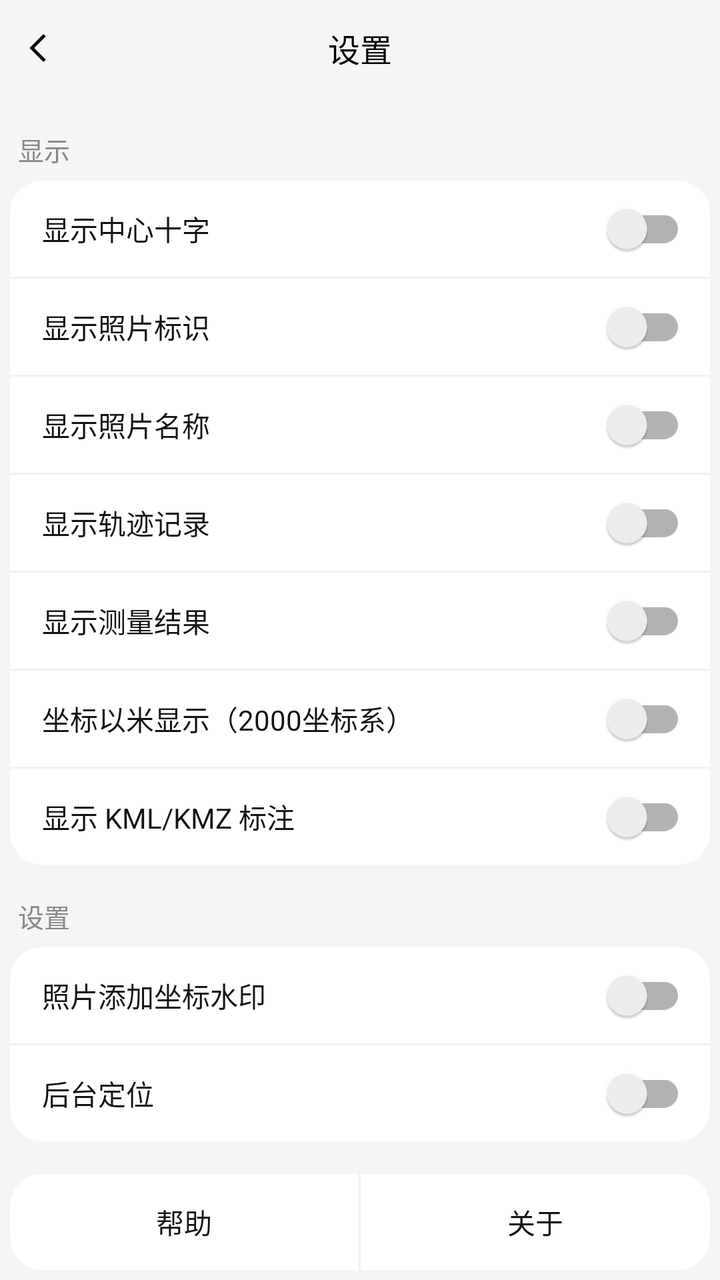
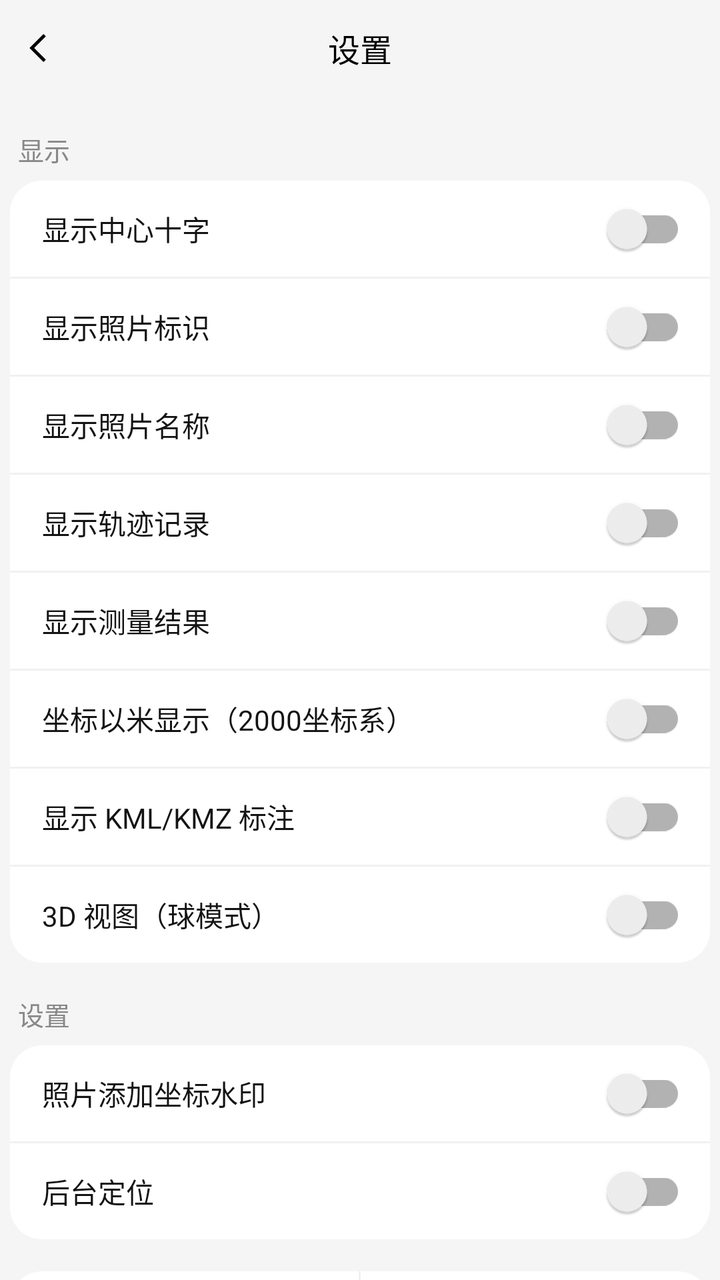

The first picture is an Android layout as it rendered before a commit; the second is the same layout after the commit. The layout source and the unified diff follow.
<!-- AndroidManifest.xml: application theme Theme.MobileMap -->
<!-- res/layout/activity_settings.xml -->
<?xml version="1.0" encoding="utf-8"?>
<LinearLayout xmlns:android="http://schemas.android.com/apk/res/android"
    android:layout_width="match_parent"
    android:layout_height="match_parent"
    android:background="@color/activity_background"
    android:orientation="vertical">

    <RelativeLayout
        android:layout_width="match_parent"
        android:layout_height="48dp"
        android:background="@color/activity_background"
        android:paddingStart="8dp"
        android:paddingEnd="8dp">

        <ImageView
            android:id="@+id/set_iv_back"
            android:layout_width="@dimen/activity_back_image_size"
            android:layout_height="@dimen/activity_back_image_size"
            android:layout_centerVertical="true"
            android:padding="2dp"
            android:src="@drawable/ic_left_arrow_black" />

        <TextView
            android:layout_width="wrap_content"
            android:layout_height="wrap_content"
            android:layout_centerInParent="true"
            android:text="@string/settings_title"
            android:textColor="@color/black"
            android:textSize="@dimen/activity_title_text_size"/>
    </RelativeLayout>


    <ScrollView
        android:layout_width="match_parent"
        android:layout_height="match_parent"
        android:fillViewport="true"
        android:scrollbars="none">

        <LinearLayout
            android:layout_width="match_parent"
            android:layout_height="match_parent"
            android:orientation="vertical"
            android:padding="@dimen/activity_padding_size">


            
            <TextView
                android:layout_width="wrap_content"
                android:layout_height="wrap_content"
                android:layout_marginTop="12dp"
                android:paddingStart="4dp"
                android:text="@string/settings_group_display"
                android:textColor="#888888"
                android:textSize="13sp"/>

            <LinearLayout
                android:layout_width="match_parent"
                android:layout_height="wrap_content"
                android:layout_marginTop="6dp"
                android:background="@drawable/bg_settings_group"
                android:orientation="vertical">

                
                <LinearLayout
                    android:layout_width="match_parent"
                    android:layout_height="48dp"
                    android:gravity="center_vertical"
                    android:orientation="horizontal"
                    android:paddingStart="16dp"
                    android:paddingEnd="12dp">

                    <TextView
                        android:layout_width="0dp"
                        android:layout_height="wrap_content"
                        android:layout_weight="1"
                        android:maxLines="1"
                        android:ellipsize="end"
                        android:text="@string/settings_center_cross"
                        android:textColor="#131313"
                        android:textSize="@dimen/activity_item_text_size"/>

                    <androidx.appcompat.widget.SwitchCompat
                        android:id="@+id/set_switch_cross"
                        android:layout_width="wrap_content"
                        android:layout_height="wrap_content"/>
                </LinearLayout>

                <View android:layout_width="match_parent" android:layout_height="1dp" android:background="#F1F1F1" />

                
                <LinearLayout
                    android:layout_width="match_parent"
                    android:layout_height="48dp"
                    android:gravity="center_vertical"
                    android:orientation="horizontal"
                    android:paddingStart="16dp"
                    android:paddingEnd="12dp">

                    <TextView
                        android:layout_width="0dp"
                        android:layout_height="wrap_content"
                        android:layout_weight="1"
                        android:maxLines="1"
                        android:ellipsize="end"
                        android:text="@string/settings_show_media_layer"
                        android:textColor="#131313"
                        android:textSize="@dimen/activity_item_text_size"/>

                    <androidx.appcompat.widget.SwitchCompat
                        android:id="@+id/set_switch_media_layer"
                        android:layout_width="wrap_content"
                        android:layout_height="wrap_content"/>
                </LinearLayout>

                <View android:layout_width="match_parent" android:layout_height="1dp" android:background="#F1F1F1" />

                
                <LinearLayout
                    android:layout_width="match_parent"
                    android:layout_height="48dp"
                    android:gravity="center_vertical"
                    android:orientation="horizontal"
                    android:paddingStart="16dp"
                    android:paddingEnd="12dp">

                    <TextView
                        android:layout_width="0dp"
                        android:layout_height="wrap_content"
                        android:layout_weight="1"
                        android:maxLines="1"
                        android:ellipsize="end"
                        android:text="@string/settings_show_photo_name"
                        android:textColor="#131313"
                        android:textSize="@dimen/activity_item_text_size"/>

                    <androidx.appcompat.widget.SwitchCompat
                        android:id="@+id/set_switch_photo_name"
                        android:layout_width="wrap_content"
                        android:layout_height="wrap_content"/>
                </LinearLayout>

                <View android:layout_width="match_parent" android:layout_height="1dp" android:background="#F1F1F1" />

                
                <LinearLayout
                    android:layout_width="match_parent"
                    android:layout_height="48dp"
                    android:gravity="center_vertical"
                    android:orientation="horizontal"
                    android:paddingStart="16dp"
                    android:paddingEnd="12dp">

                    <TextView
                        android:layout_width="0dp"
                        android:layout_height="wrap_content"
                        android:layout_weight="1"
                        android:maxLines="1"
                        android:ellipsize="end"
                        android:text="@string/settings_show_track_layer"
                        android:textColor="#131313"
                        android:textSize="@dimen/activity_item_text_size"/>

                    <androidx.appcompat.widget.SwitchCompat
                        android:id="@+id/set_switch_track_layer"
                        android:layout_width="wrap_content"
                        android:layout_height="wrap_content"/>
                </LinearLayout>

                <View android:layout_width="match_parent" android:layout_height="1dp" android:background="#F1F1F1" />

                
                <LinearLayout
                    android:layout_width="match_parent"
                    android:layout_height="48dp"
                    android:gravity="center_vertical"
                    android:orientation="horizontal"
                    android:paddingStart="16dp"
                    android:paddingEnd="12dp">

                    <TextView
                        android:layout_width="0dp"
                        android:layout_height="wrap_content"
                        android:layout_weight="1"
                        android:maxLines="1"
                        android:ellipsize="end"
                        android:text="@string/settings_show_measure_layer"
                        android:textColor="#131313"
                        android:textSize="@dimen/activity_item_text_size"/>

                    <androidx.appcompat.widget.SwitchCompat
                        android:id="@+id/set_switch_measure_layer"
                        android:layout_width="wrap_content"
                        android:layout_height="wrap_content"/>
                </LinearLayout>

                <View android:layout_width="match_parent" android:layout_height="1dp" android:background="#F1F1F1" />

                
                <LinearLayout
                    android:layout_width="match_parent"
                    android:layout_height="48dp"
                    android:gravity="center_vertical"
                    android:orientation="horizontal"
                    android:paddingStart="16dp"
                    android:paddingEnd="12dp">

                    <TextView
                        android:layout_width="0dp"
                        android:layout_height="wrap_content"
                        android:layout_weight="1"
                        android:maxLines="1"
                        android:ellipsize="end"
                        android:text="@string/settings_coord_display_meter"
                        android:textColor="#131313"
                        android:textSize="@dimen/activity_item_text_size"/>

                    <androidx.appcompat.widget.SwitchCompat
                        android:id="@+id/set_switch_coord_meter"
                        android:layout_width="wrap_content"
                        android:layout_height="wrap_content"/>
                </LinearLayout>

                <View android:layout_width="match_parent" android:layout_height="1dp" android:background="#F1F1F1" />

                
                <LinearLayout
                    android:layout_width="match_parent"
                    android:layout_height="48dp"
                    android:gravity="center_vertical"
                    android:orientation="horizontal"
                    android:paddingStart="16dp"
                    android:paddingEnd="12dp">

                    <TextView
                        android:layout_width="0dp"
                        android:layout_height="wrap_content"
                        android:layout_weight="1"
                        android:maxLines="1"
                        android:ellipsize="end"
                        android:text="@string/settings_kml_label"
                        android:textColor="#131313"
                        android:textSize="@dimen/activity_item_text_size"/>

                    <androidx.appcompat.widget.SwitchCompat
                        android:id="@+id/set_switch_kml_label"
                        android:layout_width="wrap_content"
                        android:layout_height="wrap_content"/>
                </LinearLayout>

            </LinearLayout>

            
            <TextView
                android:layout_width="wrap_content"
                android:layout_height="wrap_content"
                android:layout_marginTop="16dp"
                android:paddingStart="4dp"
                android:text="@string/settings_group_options"
                android:textColor="#888888"
                android:textSize="13sp"/>

            <LinearLayout
                android:layout_width="match_parent"
                android:layout_height="wrap_content"
                android:layout_marginTop="6dp"
                android:background="@drawable/bg_settings_group"
                android:orientation="vertical">

                
                <LinearLayout
                    android:layout_width="match_parent"
                    android:layout_height="48dp"
                    android:gravity="center_vertical"
                    android:orientation="horizontal"
                    android:paddingStart="16dp"
                    android:paddingEnd="12dp">

                    <TextView
                        android:layout_width="0dp"
                        android:layout_height="wrap_content"
                        android:layout_weight="1"
                        android:maxLines="1"
                        android:ellipsize="end"
                        android:text="@string/settings_photo_coordinate_watermark"
                        android:textColor="#131313"
                        android:textSize="@dimen/activity_item_text_size"/>

                    <androidx.appcompat.widget.SwitchCompat
                        android:id="@+id/set_switch_photo_watermark"
                        android:layout_width="wrap_content"
                        android:layout_height="wrap_content"/>
                </LinearLayout>

                <View android:layout_width="match_parent" android:layout_height="1dp" android:background="#F1F1F1" />

                
                <LinearLayout
                    android:layout_width="match_parent"
                    android:layout_height="48dp"
                    android:gravity="center_vertical"
                    android:orientation="horizontal"
                    android:paddingStart="16dp"
                    android:paddingEnd="12dp">

                    <TextView
                        android:layout_width="0dp"
                        android:layout_height="wrap_content"
                        android:layout_weight="1"
                        android:maxLines="1"
                        android:ellipsize="end"
                        android:text="@string/settings_background_location"
                        android:textColor="#131313"
                        android:textSize="@dimen/activity_item_text_size"/>

                    <androidx.appcompat.widget.SwitchCompat
                        android:id="@+id/set_switch_background_location"
                        android:layout_width="wrap_content"
                        android:layout_height="wrap_content"/>
                </LinearLayout>

            </LinearLayout>

            
            <View
                android:layout_width="match_parent"
                android:layout_height="0dp"
                android:layout_weight="1"/>

            
            <LinearLayout
                android:layout_width="match_parent"
                android:layout_height="wrap_content"
                android:layout_marginTop="16dp"
                android:background="@drawable/bg_settings_group"
                android:orientation="horizontal">

                
                <RelativeLayout
                    android:id="@+id/set_row_help"
                    android:layout_width="0dp"
                    android:layout_height="48dp"
                    android:layout_weight="1">

                    <TextView
                        android:layout_width="wrap_content"
                        android:layout_height="wrap_content"
                        android:layout_centerInParent="true"
                        android:text="@string/settings_help"
                        android:textColor="#131313"
                        android:textSize="@dimen/activity_item_text_size"/>

                </RelativeLayout>

                <View android:layout_width="1dp" android:layout_height="match_parent" android:background="#F1F1F1"/>

                <RelativeLayout
                    android:id="@+id/set_row_about"
                    android:layout_width="0dp"
                    android:layout_height="48dp"
                    android:layout_weight="1">

                    <TextView
                        android:layout_width="wrap_content"
                        android:layout_height="wrap_content"
                        android:layout_centerInParent="true"
                        android:text="@string/settings_personal_info_list"
                        android:textColor="#131313"
                        android:textSize="@dimen/activity_item_text_size"/>

                </RelativeLayout>
            </LinearLayout>
        </LinearLayout>
    </ScrollView>

</LinearLayout>
<!-- resources referenced by this layout -->
<resources>
  <color name="activity_background">#F5F5F5</color>
  <color name="black">#FF000000</color>
  <dimen name="activity_back_image_size">24dp</dimen>
  <dimen name="activity_item_text_size">14sp</dimen>
  <dimen name="activity_padding_size">5dp</dimen>
  <dimen name="activity_title_text_size">16sp</dimen>
  <!-- drawable bg_settings_group (drawable) -->
  <?xml version="1.0" encoding="utf-8"?>
  <shape xmlns:android="http://schemas.android.com/apk/res/android" android:shape="rectangle">
      <solid android:color="#FFFFFF" />
      <corners android:radius="16dp" />
  </shape>
  <!-- drawable ic_left_arrow_black (drawable) -->
  <?xml version="1.0" encoding="utf-8"?>
  <vector xmlns:android="http://schemas.android.com/apk/res/android"
      android:width="24dp"
      android:height="24dp"
      android:viewportWidth="24"
      android:viewportHeight="24">
      <path
          android:fillColor="#000000"
          android:pathData="M15.5,5L8.5,12L15.5,19L14.1,20.4L5.7,12L14.1,3.6Z" />
  </vector>
  <string name="settings_background_location">后台定位</string>
  <string name="settings_center_cross">显示中心十字</string>
  <string name="settings_coord_display_meter">坐标以米显示（2000坐标系）</string>
  <string name="settings_group_display">显示</string>
  <string name="settings_group_options">设置</string>
  <string name="settings_help">帮助</string>
  <string name="settings_kml_label">显示 KML/KMZ 标注</string>
  <string name="settings_personal_info_list">关于</string>
  <string name="settings_photo_coordinate_watermark">照片添加坐标水印</string>
  <string name="settings_show_measure_layer">显示测量结果</string>
  <string name="settings_show_media_layer">显示照片标识</string>
  <string name="settings_show_photo_name">显示照片名称</string>
  <string name="settings_show_track_layer">显示轨迹记录</string>
  <string name="settings_title">设置</string>
  <style name="Theme.MobileMap" parent="Theme.MaterialComponents.DayNight.DarkActionBar">
          
          <item name="colorPrimary">@color/purple_500</item>
          <item name="colorPrimaryVariant">@color/purple_700</item>
          <item name="colorOnPrimary">@color/white</item>
          
          <item name="colorSecondary">@color/teal_200</item>
          <item name="colorSecondaryVariant">@color/teal_700</item>
          <item name="colorOnSecondary">@color/black</item>
          
          <item name="android:statusBarColor">?attr/colorPrimaryVariant</item>
          
      </style>
  <color name="purple_500">#FF6200EE</color>
  <color name="purple_700">#FF3700B3</color>
  <color name="white">#FFFFFFFF</color>
  <color name="teal_200">#FF03DAC5</color>
  <color name="teal_700">#FF018786</color>
</resources>

<!-- the commit's change to res/layout/activity_settings.xml (unified diff, before → after) -->
@@ -247,6 +247,33 @@
                         android:layout_height="wrap_content"/>
                 </LinearLayout>
 
+                <View android:layout_width="match_parent" android:layout_height="1dp" android:background="#F1F1F1" />
+
+                
+                <LinearLayout
+                    android:layout_width="match_parent"
+                    android:layout_height="48dp"
+                    android:gravity="center_vertical"
+                    android:orientation="horizontal"
+                    android:paddingStart="16dp"
+                    android:paddingEnd="12dp">
+
+                    <TextView
+                        android:layout_width="0dp"
+                        android:layout_height="wrap_content"
+                        android:layout_weight="1"
+                        android:maxLines="1"
+                        android:ellipsize="end"
+                        android:text="@string/settings_view_mode"
+                        android:textColor="#131313"
+                        android:textSize="@dimen/activity_item_text_size"/>
+
+                    <androidx.appcompat.widget.SwitchCompat
+                        android:id="@+id/set_switch_view_mode"
+                        android:layout_width="wrap_content"
+                        android:layout_height="wrap_content"/>
+                </LinearLayout>
+
             </LinearLayout>
 
             
<!-- resource entries referenced after the edit -->
@@ -37,6 +37,7 @@
   <string name="settings_show_photo_name">显示照片名称</string>
   <string name="settings_show_track_layer">显示轨迹记录</string>
   <string name="settings_title">设置</string>
+  <string name="settings_view_mode">3D 视图（球模式）</string>
   <style name="Theme.MobileMap" parent="Theme.MaterialComponents.DayNight.DarkActionBar">
           
           <item name="colorPrimary">@color/purple_500</item>
